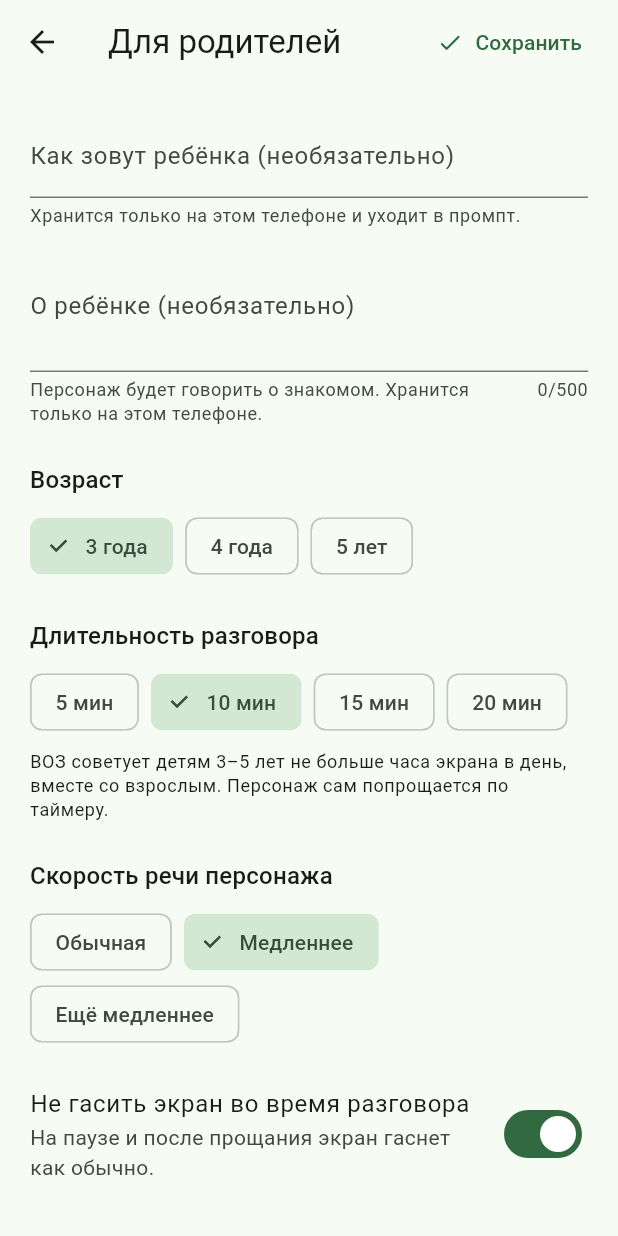
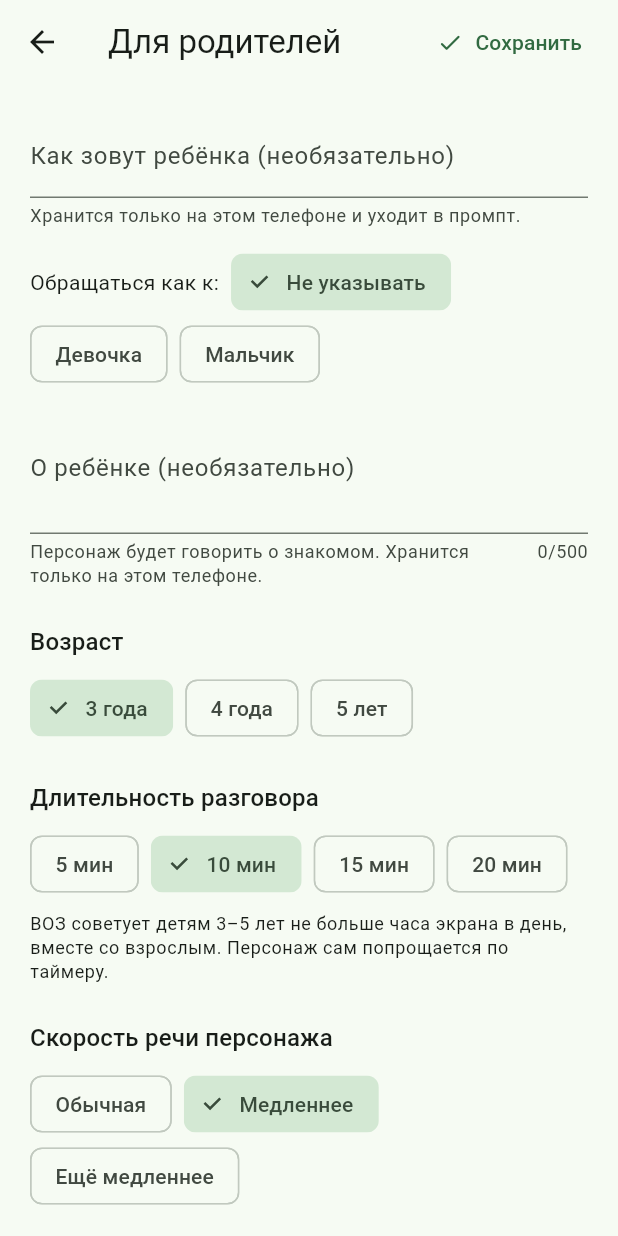
Before and after one commit to kill-me-1moreTime-bot/Voronka, a Flutter app: the ParentSettingsScreen screen opened directly with empty values, on a phone screen of 412 x 824 dp. Run offline on Flutter 3.47's test engine with Material 3 defaults, Android fonts, the phone set to English and light mode, and no system bars; our stand-ins replace audioplayers, local_auth, shared_preferences, wakelock_plus; missing offline and left inert: local_auth_android, record; accounts and stored records are empty.

Commit message:
Сказочные друзья: обращение к ребёнку в нужном роде
- в настройках родителя: девочка / мальчик / не указывать
- промпт говорит о ребёнке в выбранном роде; без выбора — без рода
  и не угадывать пол по имени или голосу
- «ты меня нашёл/нашла» в прятках — по полу; было всегда «нашёл»
- «как его зовут» → «как зовут малыша»; примеры фраз персонажа без
  рода («прячусь, найди меня!»): подходят и Зайке, и Лисичке

Co-Authored-By: Claude Opus 5.5 <noreply@anthropic.com>
Claude-Session: https://claude.ai/code/session_0174NKXK1zQcbcxR3c5MLPtC

```diff
--- a/skazochnye_druzya/lib/child_profile.dart
+++ b/skazochnye_druzya/lib/child_profile.dart
@@ -1,4 +1,23 @@
 import 'package:shared_preferences/shared_preferences.dart';
+
+/// Пол ребёнка — чтобы персонаж говорил «ты нашла» или «ты нашёл».
+/// Задаёт родитель; по имени и голосу не угадываем.
+enum ChildGender {
+  unknown('Не указывать'),
+  girl('Девочка'),
+  boy('Мальчик');
+
+  const ChildGender(this.label);
+  final String label;
+
+  /// Форма слова для этого ребёнка: [boy] — мужской род, [girl] —
+  /// женский, [neutral] — когда пол не указан.
+  String pick(String boy, String girl, String neutral) => switch (this) {
+        ChildGender.boy => boy,
+        ChildGender.girl => girl,
+        ChildGender.unknown => neutral,
+      };
+}
 
 /// Настройки родителя. Хранятся только на устройстве.
 class ChildProfile {
@@ -9,6 +28,7 @@ class ChildProfile {
     this.notes = '',
     this.speechRate = 0.9,
     this.keepScreenOn = true,
+    this.gender = ChildGender.unknown,
   });
 
   final String name;
@@ -23,6 +43,8 @@ class ChildProfile {
   /// Живые голоса Yandex к концу фразы ускоряются, а задать скорость
   /// в Realtime API нельзя, поэтому замедляем у себя.
   final double speechRate;
+
+  final ChildGender gender;
 
   /// Не гасить экран, пока идёт разговор.
   final bool keepScreenOn;
@@ -43,6 +65,7 @@ class ChildProfile {
     String? notes,
     double? speechRate,
     bool? keepScreenOn,
+    ChildGender? gender,
   }) =>
       ChildProfile(
         name: name ?? this.name,
@@ -51,6 +74,7 @@ class ChildProfile {
         notes: notes ?? this.notes,
         speechRate: speechRate ?? this.speechRate,
         keepScreenOn: keepScreenOn ?? this.keepScreenOn,
+        gender: gender ?? this.gender,
       );
 
   static Future<ChildProfile> load() async {
@@ -62,6 +86,10 @@ class ChildProfile {
       notes: p.getString('child_notes') ?? '',
       speechRate: p.getDouble('speech_rate') ?? 0.9,
       keepScreenOn: p.getBool('keep_screen_on') ?? true,
+      gender: ChildGender.values.firstWhere(
+        (g) => g.name == p.getString('child_gender'),
+        orElse: () => ChildGender.unknown,
+      ),
     );
   }
 
@@ -73,5 +101,6 @@ class ChildProfile {
     await p.setString('child_notes', notes);
     await p.setDouble('speech_rate', speechRate);
     await p.setBool('keep_screen_on', keepScreenOn);
+    await p.setString('child_gender', gender.name);
   }
 }
--- a/skazochnye_druzya/lib/session/conversation_controller.dart
+++ b/skazochnye_druzya/lib/session/conversation_controller.dart
@@ -48,7 +48,6 @@ class ConversationController extends ChangeNotifier {
 
   /// Счётчик расхода этого разговора (оценка в рублях).
   final cost = CostMeter(live: AppConfig.model == VoiceModel.live);
-
 
   /// Длины реплик — для оценки: на сервере остаются только последние.
   final _msgChars = <int>[];
@@ -697,7 +696,7 @@ class ConversationController extends ChangeNotifier {
     if (state == TalkState.listening || state == TalkState.childSpeaking) {
       _stopListeningTimers();
       _mic.muted = true;
-      _ask(foundInstruction);
+      _ask(foundInstruction(child.gender));
     } else {
       // Персонаж ещё говорит или думает: обрадуется, как только договорит.
       // Иначе находка терялась, и он снова звал «найди меня».
@@ -732,7 +731,7 @@ class ConversationController extends ChangeNotifier {
       _foundPending = false;
       scene = null; // ответ мог снова спрятать персонажа — он уже найден
       _mic.muted = true;
-      _ask(foundInstruction);
+      _ask(foundInstruction(child.gender));
       return;
     }
     _client.markListening();
--- a/skazochnye_druzya/lib/ui/parent_settings_screen.dart
+++ b/skazochnye_druzya/lib/ui/parent_settings_screen.dart
@@ -105,6 +105,21 @@ class _ParentSettingsScreenState extends State<ParentSettingsScreen> {
                 helperText:
                     'Хранится только на этом телефоне и уходит в промпт.',
               ),
+            ),
+            const SizedBox(height: 12),
+            Wrap(
+              spacing: 8,
+              crossAxisAlignment: WrapCrossAlignment.center,
+              children: [
+                Text('Обращаться как к:', style: t.bodyMedium),
+                for (final g in ChildGender.values)
+                  ChoiceChip(
+                    label: Text(g.label),
+                    selected: _p.gender == g,
+                    onSelected: (_) =>
+                        setState(() => _p = _p.copyWith(gender: g)),
+                  ),
+              ],
             ),
             const SizedBox(height: 16),
             TextField(
```
Also changed, not shown: skazochnye_druzya/lib/prompts.dart (+14 -7 lines), 3 other files.
